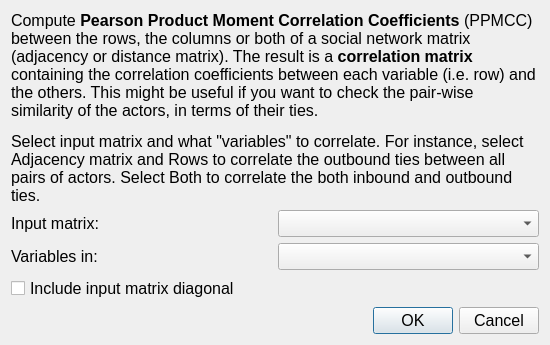
Qt form src/forms/dialogsimilaritypearson.ui (socnetv/app) before a commit.
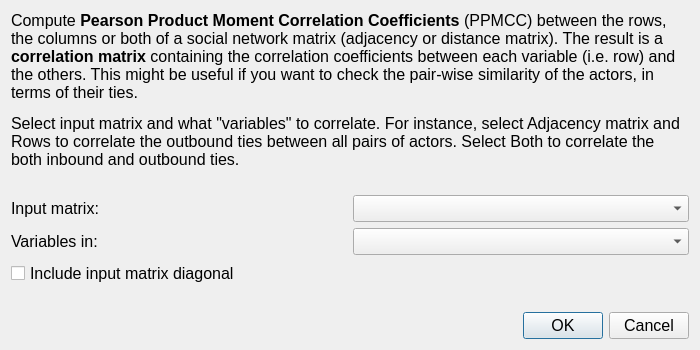
The same form after that commit.

Commit message: changed all forms geometry and reset font-size to 12pt

What changed in the file:
```diff
--- a/src/forms/dialogsimilaritypearson.ui
+++ b/src/forms/dialogsimilaritypearson.ui
@@ -9,8 +9,8 @@
    <rect>
     <x>0</x>
     <y>0</y>
-    <width>550</width>
-    <height>345</height>
+    <width>700</width>
+    <height>350</height>
    </rect>
   </property>
   <property name="sizePolicy">
@@ -21,13 +21,13 @@
   </property>
   <property name="minimumSize">
    <size>
-    <width>550</width>
-    <height>345</height>
+    <width>700</width>
+    <height>350</height>
    </size>
   </property>
   <property name="maximumSize">
    <size>
-    <width>600</width>
+    <width>800</width>
     <height>600</height>
    </size>
   </property>
@@ -40,37 +40,7 @@
    <string>Pearson Correlations</string>
   </property>
   <layout class="QGridLayout" name="gridLayout">
-   <item row="0" column="0">
-    <widget class="QLabel" name="description">
-     <property name="sizePolicy">
-      <sizepolicy hsizetype="MinimumExpanding" vsizetype="MinimumExpanding">
-       <horstretch>0</horstretch>
-       <verstretch>0</verstretch>
-      </sizepolicy>
-     </property>
-     <property name="minimumSize">
-      <size>
-       <width>400</width>
-       <height>150</height>
-      </size>
-     </property>
-     <property name="font">
-      <font>
-       <pointsize>12</pointsize>
-      </font>
-     </property>
-     <property name="text">
-      <string>&lt;html&gt;&lt;head/&gt;&lt;body&gt;&lt;p&gt;Compute &lt;span style=&quot; font-weight:600;&quot;&gt;Pearson Product Moment Correlation Coefficients&lt;/span&gt; (PPMCC) between the rows, the columns or both of a social network matrix (adjacency or distance matrix). The result is a &lt;span style=&quot; font-weight:600;&quot;&gt;correlation matrix &lt;/span&gt;containing the correlation coefficients between each variable (i.e. row) and the others. This might be useful if you want to check the pair-wise similarity of the actors, in terms of their ties. &lt;/p&gt;&lt;p&gt;Select input matrix and what &amp;quot;variables&amp;quot; to correlate. For instance, select Adjacency matrix and Rows to correlate the outbound ties between all pairs of actors. Select Both to correlate the both inbound and outbound ties.&lt;/p&gt;&lt;/body&gt;&lt;/html&gt;</string>
-     </property>
-     <property name="textFormat">
-      <enum>Qt::RichText</enum>
-     </property>
-     <property name="wordWrap">
-      <bool>true</bool>
-     </property>
-    </widget>
-   </item>
-   <item row="1" column="0">
+   <item row="2" column="0">
     <layout class="QHBoxLayout" name="horizontalLayout">
      <item>
       <widget class="QLabel" name="label_2">
@@ -107,7 +77,7 @@
      </item>
     </layout>
    </item>
-   <item row="2" column="0">
+   <item row="3" column="0">
     <layout class="QHBoxLayout" name="horizontalLayout_2">
      <item>
       <widget class="QLabel" name="label_3">
@@ -144,7 +114,55 @@
      </item>
     </layout>
    </item>
-   <item row="3" column="0">
+   <item row="5" column="0">
+    <spacer name="verticalSpacer">
+     <property name="font">
+      <font>
+       <pointsize>12</pointsize>
+      </font>
+     </property>
+     <property name="orientation">
+      <enum>Qt::Vertical</enum>
+     </property>
+     <property name="sizeHint" stdset="0">
+      <size>
+       <width>20</width>
+       <height>20</height>
+      </size>
+     </property>
+    </spacer>
+   </item>
+   <item row="0" column="0">
+    <widget class="QLabel" name="description">
+     <property name="sizePolicy">
+      <sizepolicy hsizetype="MinimumExpanding" vsizetype="MinimumExpanding">
+       <horstretch>0</horstretch>
+       <verstretch>0</verstretch>
+      </sizepolicy>
+     </property>
+     <property name="minimumSize">
+      <size>
+       <width>400</width>
+       <height>150</height>
+      </size>
+     </property>
+     <property name="font">
+      <font>
+       <pointsize>12</pointsize>
+      </font>
+     </property>
+     <property name="text">
+      <string>&lt;html&gt;&lt;head/&gt;&lt;body&gt;&lt;p&gt;Compute &lt;span style=&quot; font-weight:600;&quot;&gt;Pearson Product Moment Correlation Coefficients&lt;/span&gt; (PPMCC) between the rows, the columns or both of a social network matrix (adjacency or distance matrix). The result is a &lt;span style=&quot; font-weight:600;&quot;&gt;correlation matrix &lt;/span&gt;containing the correlation coefficients between each variable (i.e. row) and the others. This might be useful if you want to check the pair-wise similarity of the actors, in terms of their ties. &lt;/p&gt;&lt;p&gt;Select input matrix and what &amp;quot;variables&amp;quot; to correlate. For instance, select Adjacency matrix and Rows to correlate the outbound ties between all pairs of actors. Select Both to correlate the both inbound and outbound ties.&lt;/p&gt;&lt;/body&gt;&lt;/html&gt;</string>
+     </property>
+     <property name="textFormat">
+      <enum>Qt::RichText</enum>
+     </property>
+     <property name="wordWrap">
+      <bool>true</bool>
+     </property>
+    </widget>
+   </item>
+   <item row="4" column="0">
     <widget class="QCheckBox" name="diagonalCheckBox">
      <property name="font">
       <font>
@@ -159,25 +177,7 @@
      </property>
     </widget>
    </item>
-   <item row="4" column="0">
-    <spacer name="verticalSpacer">
-     <property name="font">
-      <font>
-       <pointsize>12</pointsize>
-      </font>
-     </property>
-     <property name="orientation">
-      <enum>Qt::Vertical</enum>
-     </property>
-     <property name="sizeHint" stdset="0">
-      <size>
-       <width>20</width>
-       <height>40</height>
-      </size>
-     </property>
-    </spacer>
-   </item>
-   <item row="5" column="0">
+   <item row="6" column="0">
     <widget class="QDialogButtonBox" name="buttonBox">
      <property name="font">
       <font>
@@ -192,6 +192,19 @@
      </property>
     </widget>
    </item>
+   <item row="1" column="0">
+    <spacer name="verticalSpacer_2">
+     <property name="orientation">
+      <enum>Qt::Vertical</enum>
+     </property>
+     <property name="sizeHint" stdset="0">
+      <size>
+       <width>20</width>
+       <height>20</height>
+      </size>
+     </property>
+    </spacer>
+   </item>
   </layout>
  </widget>
  <resources/>
```
The commit also changes 17 other files.
